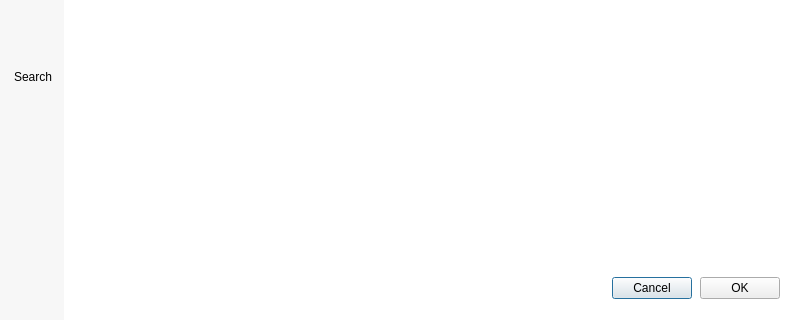
First picture: the form in src/MEGASync/node_selector/gui/ui/NodeSelector.ui, repository C-EO/MEGAsync, before the edit; both pictures show x 0 to 800 and y 169 to 489 of the 800 by 489 pixel window.
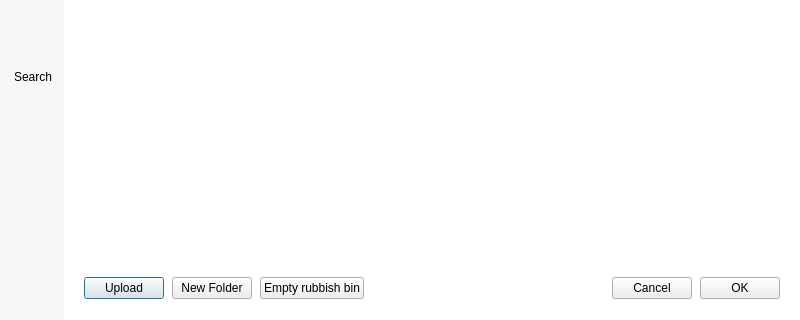
Second picture: the form after the edit. Icons and pictures are not drawn. Custom widgets are drawn as their Qt base class.

The edit to the form file:
```diff
--- a/src/MEGASync/node_selector/gui/ui/NodeSelector.ui
+++ b/src/MEGASync/node_selector/gui/ui/NodeSelector.ui
@@ -602,7 +602,7 @@
                 <number>0</number>
                </property>
                <item>
-                <widget class="TokenizableButton" name="bUpload" native="true">
+                <widget class="TokenizableButton" name="bUpload">
                  <property name="sizePolicy">
                   <sizepolicy hsizetype="Fixed" vsizetype="Fixed">
                    <horstretch>0</horstretch>
@@ -637,7 +637,7 @@
                 </widget>
                </item>
                <item>
-                <widget class="TokenizableButton" name="bNewFolder" native="true">
+                <widget class="TokenizableButton" name="bNewFolder">
                  <property name="sizePolicy">
                   <sizepolicy hsizetype="Fixed" vsizetype="Fixed">
                    <horstretch>0</horstretch>
@@ -672,7 +672,7 @@
                 </widget>
                </item>
                <item>
-                <widget class="TokenizableButton" name="bClearRubbish" native="true">
+                <widget class="TokenizableButton" name="bClearRubbish">
                  <property name="sizePolicy">
                   <sizepolicy hsizetype="Fixed" vsizetype="Fixed">
                    <horstretch>0</horstretch>
@@ -685,8 +685,8 @@
                  <property name="visible">
                   <bool>false</bool>
                  </property>
-                 <property name="text" stdset="0">
-                  <string notr="true">Empty Rubbish bin</string>
+                 <property name="text">
+                  <string notr="true">Empty rubbish bin</string>
                  </property>
                  <property name="icon" stdset="0">
                   <iconset resource="../../../gui/Resources_common.qrc">
@@ -778,6 +778,11 @@
   </layout>
  </widget>
  <customwidgets>
+  <customwidget>
+   <class>TokenizableButton</class>
+   <extends>QPushButton</extends>
+   <header>tokenizer/TokenizableItems/TokenizableButtons.h</header>
+  </customwidget>
   <customwidget>
    <class>TabSelector</class>
    <extends>QWidget</extends>
@@ -790,11 +795,6 @@
    <header>SearchLineEdit.h</header>
    <container>1</container>
   </customwidget>
-  <customwidget>
-   <class>TokenizableButton</class>
-   <extends>QWidget</extends>
-   <header>tokenizer/TokenizableItems/TokenizableButtons.h </header>
-  </customwidget>
   <customwidget>
    <class>IncomingShareHeaderWidget</class>
    <extends>QWidget</extends>
```
Left out of the diff: 16 changed lines with no effect on the pictures.
